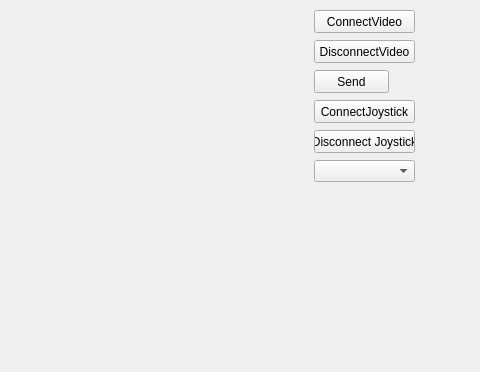
Before: the Qt Designer form client/mainwindow.ui in sstopkin/my-car-pc, drawn with Qt 5; both pictures show x 356 to 836 and y 0 to 372 of the 836 by 532 pixel window.
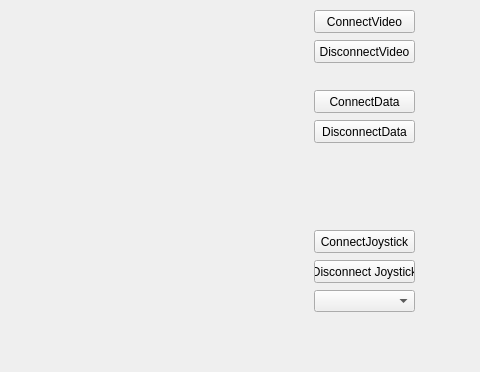
After: the same form once the commit is applied.

What changed in the file:
```diff
--- a/client/mainwindow.ui
+++ b/client/mainwindow.ui
@@ -55,20 +55,20 @@
     <property name="geometry">
      <rect>
       <x>670</x>
-      <y>70</y>
-      <width>75</width>
+      <y>90</y>
+      <width>101</width>
       <height>23</height>
      </rect>
     </property>
     <property name="text">
-     <string>Send</string>
+     <string>ConnectData</string>
     </property>
    </widget>
    <widget class="QComboBox" name="joystickComboBox">
     <property name="geometry">
      <rect>
       <x>670</x>
-      <y>160</y>
+      <y>290</y>
       <width>101</width>
       <height>22</height>
      </rect>
@@ -78,7 +78,7 @@
     <property name="geometry">
      <rect>
       <x>670</x>
-      <y>100</y>
+      <y>230</y>
       <width>101</width>
       <height>23</height>
      </rect>
@@ -91,7 +91,7 @@
     <property name="geometry">
      <rect>
       <x>670</x>
-      <y>130</y>
+      <y>260</y>
       <width>101</width>
       <height>23</height>
      </rect>
@@ -100,6 +100,19 @@
      <string>Disconnect Joystick</string>
     </property>
    </widget>
+   <widget class="QPushButton" name="pushButton_4">
+    <property name="geometry">
+     <rect>
+      <x>670</x>
+      <y>120</y>
+      <width>101</width>
+      <height>23</height>
+     </rect>
+    </property>
+    <property name="text">
+     <string>DisconnectData</string>
+    </property>
+   </widget>
   </widget>
   <widget class="QMenuBar" name="menubar">
    <property name="geometry">
```
